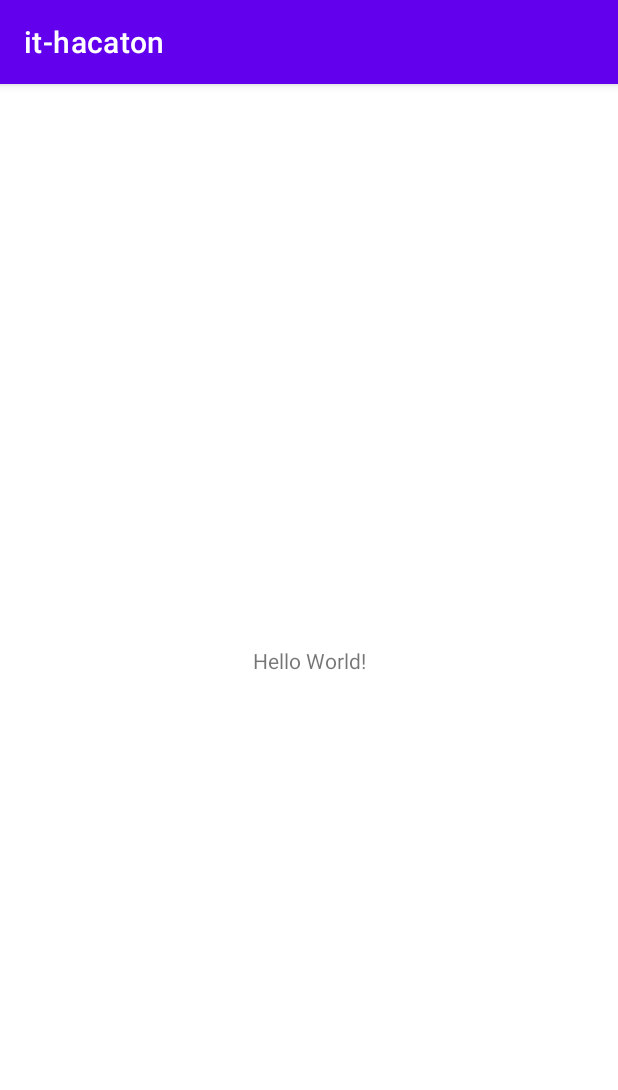
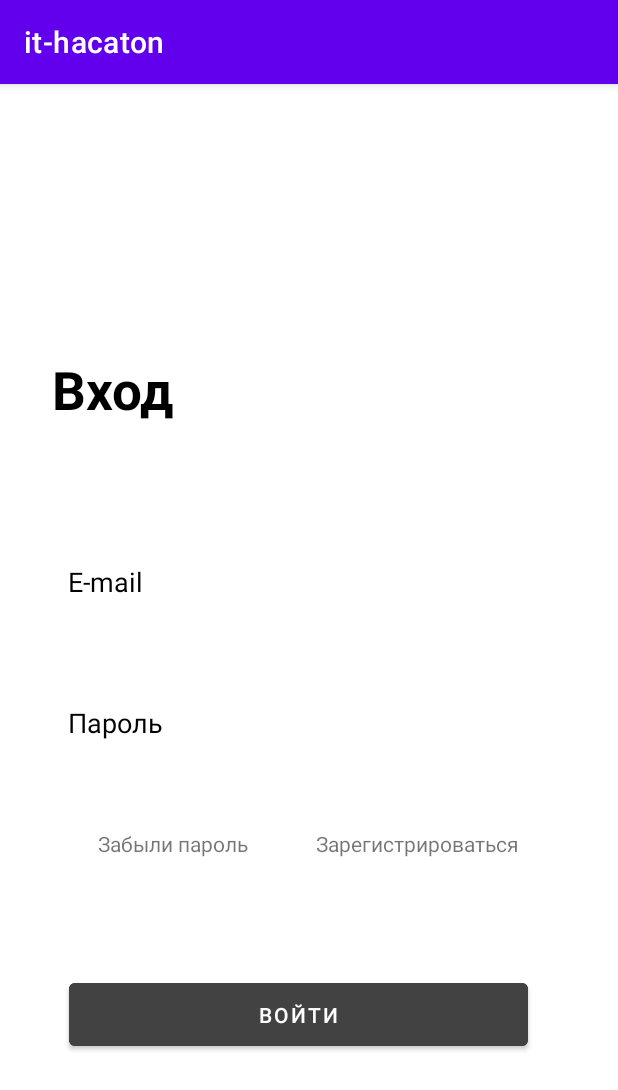
Before and after one commit to Sla1mer/it-hakaton, an Android app: the screen it shows after launch (MainActivity before the commit, LoginActivity after it), on a phone screen of 412 x 824 dp. Shown: the top 1090 px of the screen. Run offline under Robolectric (Android 15) with nearby library versions, the phone set to English and light mode, and no system bars.

Commit message:
login and registration

```diff
--- /dev/null
+++ b/app/src/main/java/com/example/it_hacaton/LoginActivity.java
@@ -0,0 +1,52 @@
+package com.example.it_hacaton;
+
+import androidx.appcompat.app.AppCompatActivity;
+import androidx.appcompat.app.AppCompatDelegate;
+
+import android.content.Intent;
+import android.os.Bundle;
+import android.view.View;
+import android.widget.Button;
+import android.widget.EditText;
+import android.widget.TextView;
+
+public class LoginActivity extends AppCompatActivity {
+private EditText email, password;
+private TextView regText, forgetText;
+private Button enter;
+    @Override
+    protected void onCreate(Bundle savedInstanceState) {
+        super.onCreate(savedInstanceState);
+        setContentView(R.layout.activity_login);
+        AppCompatDelegate.setDefaultNightMode(AppCompatDelegate.MODE_NIGHT_NO);
+        init();
+        onCLicks();
+    }
+
+    private void onCLicks(){
+        View.OnClickListener BTNs = new View.OnClickListener() {
+            @Override
+            public void onClick(View v) {
+                switch(v.getId()){
+                    case R.id.enter:
+                        startActivity(new Intent(getApplicationContext(), MainActivity.class));
+                        break;
+                    case R.id.regText:
+                        startActivity(new Intent(getApplicationContext(), RegistrationActivity.class));
+                        break;
+                }
+            }
+        };
+        regText.setOnClickListener(BTNs);
+        enter.setOnClickListener(BTNs);
+    }
+
+    private void init(){
+        email = findViewById(R.id.email);
+        password = findViewById(R.id.password);
+        regText = findViewById(R.id.regText);
+        forgetText = findViewById(R.id.forgetText);
+        enter = findViewById(R.id.enter);
+    }
+
+}
--- a/app/src/main/java/com/example/it_hacaton/MainActivity.java
+++ b/app/src/main/java/com/example/it_hacaton/MainActivity.java
@@ -10,7 +10,7 @@ public class MainActivity extends AppCompatActivity {
     protected void onCreate(Bundle savedInstanceState) {
         super.onCreate(savedInstanceState);
         setContentView(R.layout.activity_main);
+
     }
-
     // start//end
 }
--- /dev/null
+++ b/app/src/main/res/layout/activity_login.xml
@@ -0,0 +1,105 @@
+<?xml version="1.0" encoding="utf-8"?>
+<androidx.constraintlayout.widget.ConstraintLayout xmlns:android="http://schemas.android.com/apk/res/android"
+    xmlns:app="http://schemas.android.com/apk/res-auto"
+    xmlns:tools="http://schemas.android.com/tools"
+    android:layout_width="match_parent"
+    android:layout_height="match_parent"
+    tools:context=".LoginActivity">
+
+    <TextView
+        android:id="@+id/textView"
+        android:layout_width="wrap_content"
+        android:layout_height="wrap_content"
+        android:text="Вход"
+        android:textColor="#000"
+        android:textSize="35dp"
+        android:textStyle="bold"
+        app:layout_constraintBottom_toBottomOf="parent"
+        app:layout_constraintEnd_toEndOf="parent"
+        app:layout_constraintHorizontal_bias="0.105"
+        app:layout_constraintStart_toStartOf="parent"
+        app:layout_constraintTop_toTopOf="parent"
+        app:layout_constraintVertical_bias="0.25" />
+
+    <EditText
+        android:id="@+id/email"
+        android:layout_width="318dp"
+        android:layout_height="49dp"
+        android:background="@android:color/transparent"
+        android:hint="E-mail"
+        android:inputType="textEmailAddress"
+        android:paddingLeft="10dp"
+        android:paddingTop="10dp"
+        android:paddingRight="10dp"
+        android:paddingBottom="10dp"
+        android:textColorHint="#000"
+        app:layout_constraintBottom_toBottomOf="parent"
+        app:layout_constraintEnd_toEndOf="parent"
+        app:layout_constraintHorizontal_bias="0.376"
+        app:layout_constraintStart_toStartOf="parent"
+        app:layout_constraintTop_toBottomOf="@+id/textView"
+        app:layout_constraintVertical_bias="0.163" />
+
+    <EditText
+        android:id="@+id/password"
+        android:layout_width="318dp"
+        android:layout_height="49dp"
+        android:background="@android:color/transparent"
+        android:hint="Пароль"
+        android:inputType="textEmailAddress"
+        android:paddingLeft="10dp"
+        android:paddingTop="10dp"
+        android:paddingRight="10dp"
+        android:paddingBottom="10dp"
+        android:textColorHint="#000"
+        app:layout_constraintBottom_toBottomOf="parent"
+        app:layout_constraintEnd_toEndOf="parent"
+        app:layout_constraintHorizontal_bias="0.376"
+        app:layout_constraintStart_toStartOf="parent"
+        app:layout_constraintTop_toBottomOf="@+id/email"
+        app:layout_constraintVertical_bias="0.124" />
+
+
+    <LinearLayout
+        android:id="@+id/linearLayout"
+        android:layout_width="wrap_content"
+        android:layout_height="wrap_content"
+        app:layout_constraintBottom_toBottomOf="parent"
+        app:layout_constraintEnd_toEndOf="parent"
+        app:layout_constraintHorizontal_bias="0.495"
+        app:layout_constraintStart_toStartOf="parent"
+        app:layout_constraintTop_toBottomOf="@+id/password"
+        app:layout_constraintVertical_bias="0.154">
+
+        <TextView
+            android:id="@+id/forgetText"
+            android:layout_width="wrap_content"
+            android:layout_height="wrap_content"
+            android:text="Забыли пароль" />
+
+        <TextView
+            android:layout_width="45dp"
+            android:layout_height="wrap_content" />
+
+        <TextView
+            android:id="@+id/regText"
+            android:layout_width="wrap_content"
+            android:layout_height="wrap_content"
+            android:text="Зарегистрироваться" />
+
+    </LinearLayout>
+
+    <Button
+        android:id="@+id/enter"
+        android:layout_width="306dp"
+        android:layout_height="54dp"
+        android:backgroundTint="@color/cardview_dark_background"
+        android:text="Войти"
+        app:layout_constraintBottom_toBottomOf="parent"
+        app:layout_constraintEnd_toEndOf="parent"
+        app:layout_constraintHorizontal_bias="0.432"
+        app:layout_constraintStart_toStartOf="parent"
+        app:layout_constraintTop_toTopOf="parent"
+        app:layout_constraintVertical_bias="0.831" />
+
+</androidx.constraintlayout.widget.ConstraintLayout>
```
Also changed, not shown: app/src/main/AndroidManifest.xml (+5 -2 lines), app/src/main/java/com/example/it_hacaton/RegistrationActivity.java (added, +58 -0 lines), app/src/main/res/layout/activity_registration.xml (added, +159 -0 lines).
